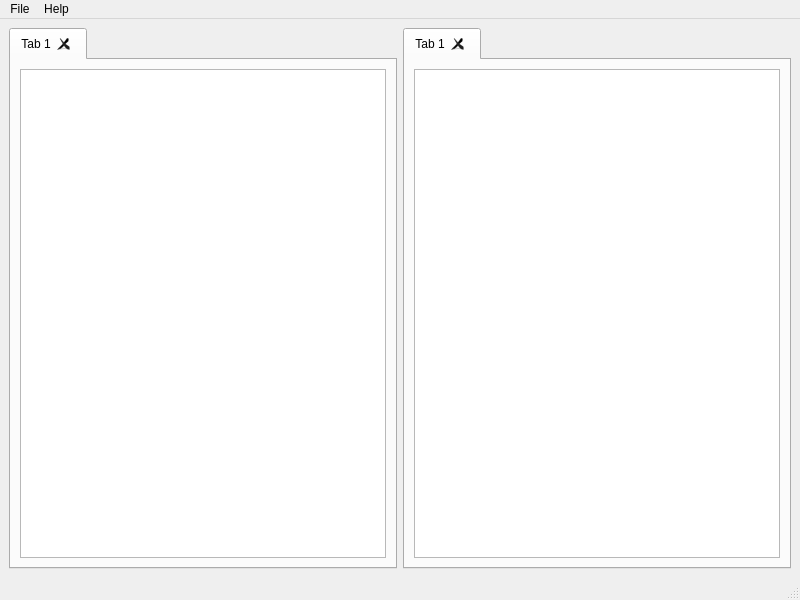
This is mainwindow.ui in fatpound/File-Manager-temp as Qt 5 draws it before an edit. The edited form follows.
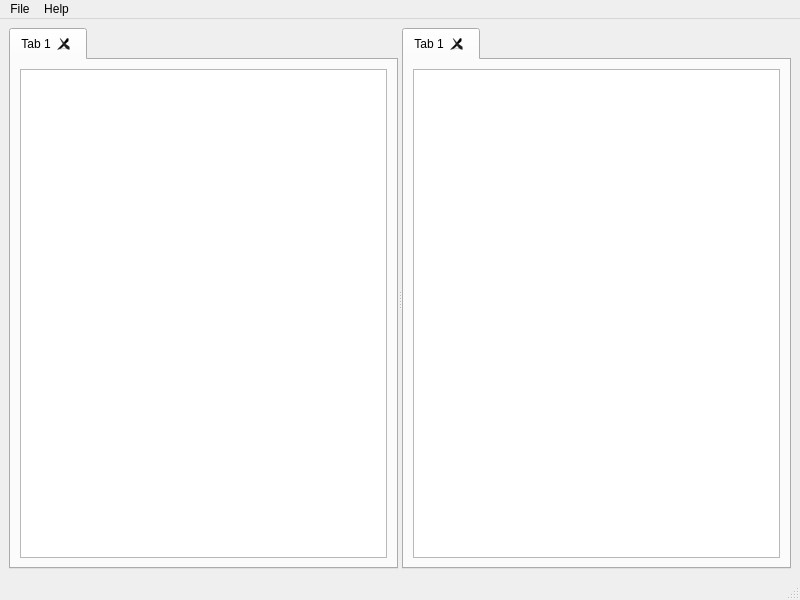
This is the edited form.

Commit message:
small update - check description
added QSplitter
enabled table view StretchLastSection option

Patch:
```diff
--- a/mainwindow.ui
+++ b/mainwindow.ui
@@ -14,8 +14,15 @@
    <string>MainWindow</string>
   </property>
   <widget class="QWidget" name="centralwidget">
-   <layout class="QHBoxLayout" name="horizontalLayout">
-    <item>
+   <layout class="QGridLayout" name="gridLayout_3">
+    <item row="0" column="0">
+     <widget class="QSplitter" name="splitter">
+      <property name="orientation">
+       <enum>Qt::Orientation::Horizontal</enum>
+      </property>
+      <property name="childrenCollapsible">
+       <bool>false</bool>
+      </property>
      <widget class="QTabWidget" name="tabWidget">
       <property name="currentIndex">
        <number>0</number>
@@ -42,6 +49,9 @@
           <property name="sortingEnabled">
            <bool>true</bool>
           </property>
+           <attribute name="horizontalHeaderStretchLastSection">
+            <bool>true</bool>
+           </attribute>
           <attribute name="verticalHeaderVisible">
            <bool>false</bool>
           </attribute>
@@ -50,8 +60,6 @@
        </layout>
       </widget>
      </widget>
-    </item>
-    <item>
      <widget class="QTabWidget" name="tabWidget_2">
       <property name="currentIndex">
        <number>0</number>
@@ -81,9 +89,13 @@
           <property name="sortingEnabled">
            <bool>true</bool>
           </property>
+           <attribute name="horizontalHeaderStretchLastSection">
+            <bool>true</bool>
+           </attribute>
          </widget>
         </item>
        </layout>
+       </widget>
       </widget>
      </widget>
     </item>
@@ -95,7 +107,7 @@
      <x>0</x>
      <y>0</y>
      <width>800</width>
-     <height>21</height>
+     <height>22</height>
     </rect>
    </property>
    <widget class="QMenu" name="menuFile">
```
Lines whose indentation alone changed are shown as unchanged. The commit also changes 1 other file.
